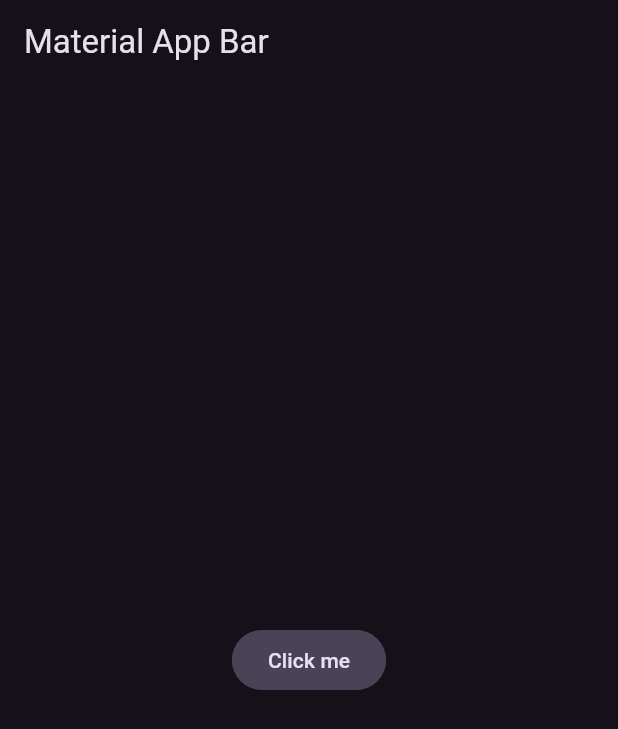
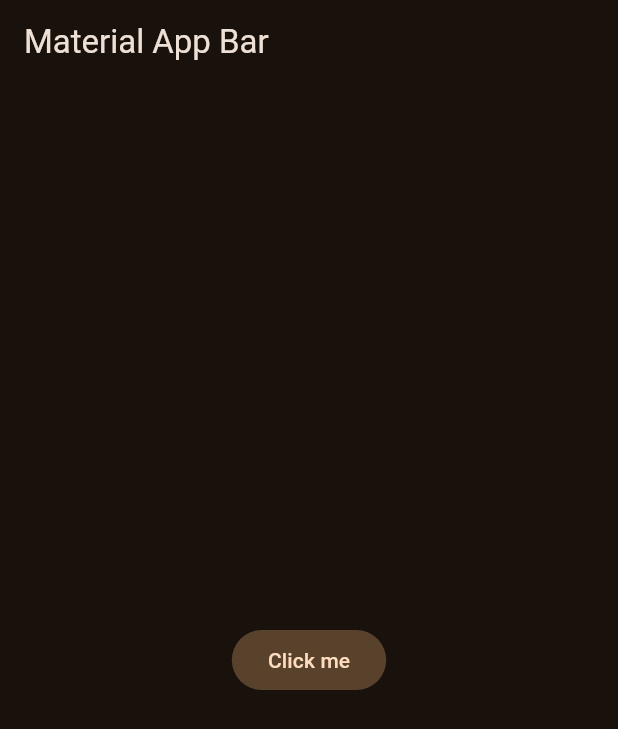
Before and after one commit to OscarFMdev/yes_no_app, a Flutter app: the screen it shows after launch, on a phone screen of 412 x 824 dp. Shown: the top 729 px of the screen. Run offline on Flutter 3.47's test engine with Material 2 defaults, Android fonts, the phone set to English and light mode, and no system bars.

Commit message:
Add selected color to main

```diff
--- a/lib/config/theme/app_theme.dart
+++ b/lib/config/theme/app_theme.dart
@@ -20,7 +20,7 @@ class AppTheme {
 
   AppTheme ({
     this.selectedColor = 0
-  }) : assert(selectedColor >= 0 && selectedColor <= _colorThemes.length - 1, 'Selected color mus be between 0 and ${_colorThemes.length}');
+  }) : assert(selectedColor >= 0 && selectedColor <= _colorThemes.length - 1, 'Selected color mus be between 0 and ${_colorThemes.length - 1}');
 
   ThemeData theme() {
     return ThemeData(
--- a/lib/main.dart
+++ b/lib/main.dart
@@ -9,7 +9,8 @@ class MyApp extends StatelessWidget {
   @override
   Widget build(BuildContext context) {
     return MaterialApp(
-      theme: AppTheme().theme(),
+      theme: AppTheme( selectedColor: 3).theme(),
+      debugShowCheckedModeBanner: false,
       title: 'Yes No App',
       home: Scaffold(
         appBar: AppBar(
```
